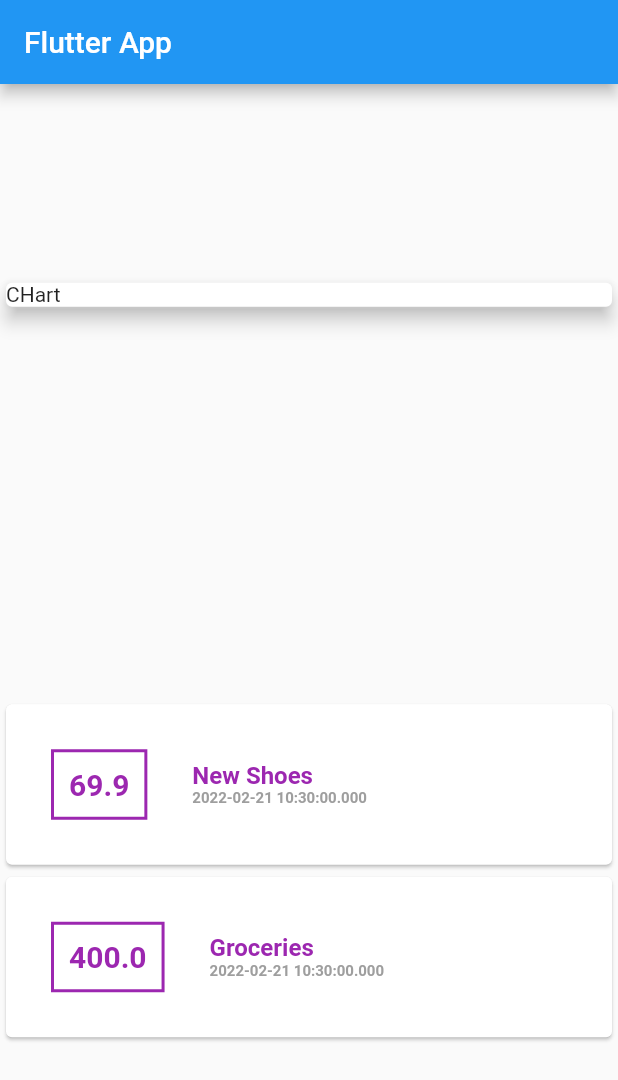
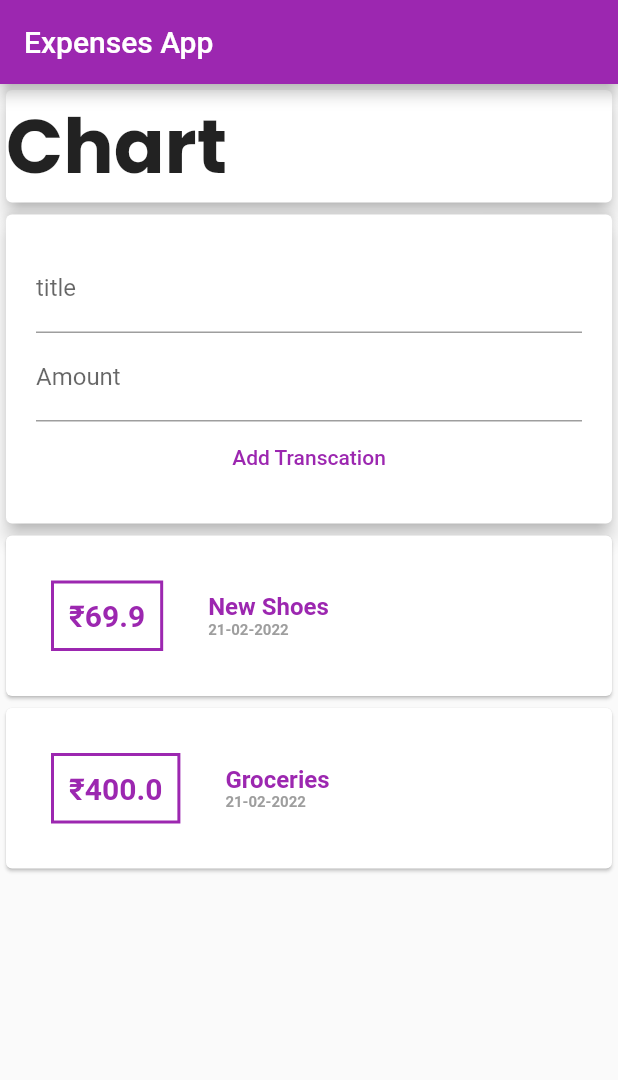
Before and after one commit to Anirudh-rao/ExpensesApp, a Flutter app: the screen it shows after launch, on a phone screen of 412 x 824 dp. Shown: the top 1080 px of the screen. Run offline on Flutter 3.47's test engine with Material 2 defaults, Android fonts, the phone set to English and light mode, and no system bars; our stand-ins replace google_fonts.

Commit message:
Changes in Fonts

```diff
--- /dev/null
+++ b/lib/Widgets/new_transcation.dart
@@ -0,0 +1,37 @@
+import 'package:flutter/material.dart';
+
+class NewTransaction extends StatelessWidget {
+  final titleController = TextEditingController();
+  final amountController = TextEditingController();
+
+  @override
+  Widget build(BuildContext context) {
+    return Card(
+        elevation: 5,
+        child: Container(
+          padding: EdgeInsets.all(20),
+          child: Column(
+            //Text Field Takes in input
+            children: <Widget>[
+              TextField(
+                decoration: InputDecoration(labelText: 'title'),
+                //Controller are one more type that takes in input from keybooard
+                controller: amountController,
+              ),
+              TextField(
+                decoration: InputDecoration(labelText: 'Amount'),
+                controller: titleController,
+              ),
+              FlatButton(
+                onPressed: () {
+                  print(titleController.text);
+                  print(amountController.text);
+                },
+                child: Text('Add Transcation'),
+                textColor: Colors.purple,
+              )
+            ],
+          ),
+        ));
+  }
+}
--- /dev/null
+++ b/lib/Widgets/transcation_list.dart
@@ -0,0 +1,69 @@
+import 'package:flutter/material.dart';
+import '../models/transaction.dart';
+import 'package:intl/intl.dart';
+
+class TranscationList extends StatelessWidget {
+  final List<Transaction> transcations;
+  TranscationList(this.transcations);
+
+  @override
+  Widget build(BuildContext context) {
+    return Column(
+      //We are mapping transactions to the widget
+      //We also use tolist to ensure that the output is a list
+      //Since map() function produces a map i.e key value pair
+      children: transcations.map((tx) {
+        //Tx is a function that returns a widget
+        //in our case a Card
+        return Card(
+          //we can acess the tx values from here
+          child: Row(
+            children: <Widget>[
+              Container(
+                margin: EdgeInsets.symmetric(
+                  vertical: 30,
+                  horizontal: 30,
+                ),
+                decoration: BoxDecoration(
+                    border: Border.all(color: Colors.purple, width: 2)),
+                padding: EdgeInsets.all(10),
+                //Double needs to be converted to a String
+                child: Text(
+                  //Text Widget outputs text
+                  //$ is a reversed charecter
+                  // we can use '\'
+                  '\₹${tx.Amount}',
+                  style: TextStyle(
+                      fontWeight: FontWeight.bold,
+                      fontSize: 20,
+                      color: Colors.purple),
+                ),
+              ),
+              Column(
+                //Alligns from left to right
+
+                crossAxisAlignment: CrossAxisAlignment.start,
+                children: <Widget>[
+                  Text(
+                    tx.Title,
+                    style: TextStyle(
+                        fontSize: 16,
+                        fontWeight: FontWeight.bold,
+                        color: Colors.purple),
+                  ),
+                  Text(
+                    DateFormat('dd-MM-yyy').format(tx.date),
+                    style: TextStyle(
+                        fontSize: 10,
+                        fontWeight: FontWeight.bold,
+                        color: Colors.grey),
+                  ),
+                ],
+              )
+            ],
+          ),
+        );
+      }).toList(),
+    );
+  }
+}
--- a/lib/main.dart
+++ b/lib/main.dart
@@ -1,5 +1,8 @@
 import 'package:flutter/material.dart';
-import './transaction.dart';
+import 'package:google_fonts/google_fonts.dart';
+import '../Widgets/new_transcation.dart';
+import '../Widgets/transcation_list.dart';
+import 'Widgets/user_transactions.dart';
 
 void main() => runApp(MyApp());
 
@@ -14,81 +17,30 @@ class MyApp extends StatelessWidget {
 }
 
 class MyHomePage extends StatelessWidget {
-  final List<Transaction> transactions = [
-    Transaction(
-        id: 't1', Title: 'New Shoes', Amount: 69.90, date: DateTime.now()),
-    Transaction(id: 't2', Title: 'Groceries', Amount: 400, date: DateTime.now())
-  ];
   @override
   Widget build(BuildContext context) {
     return Scaffold(
       appBar: AppBar(
-        title: Text('Flutter App'),
+        backgroundColor: Colors.purple,
+        title: Text('Expenses App'),
       ),
       body: Column(
-        mainAxisAlignment: MainAxisAlignment.spaceAround,
+        mainAxisAlignment: MainAxisAlignment.start,
         crossAxisAlignment: CrossAxisAlignment.stretch,
         children: <Widget>[
           Container(
             width: double.infinity,
             child: Card(
-              child: Text('CHart'),
+              child: Text('Chart',
+                  style: GoogleFonts.poppins(
+                    fontWeight: FontWeight.bold,
+                    fontSize: 50,
+                  )),
               elevation: 5,
             ),
           ),
-          Column(
-            //We are mapping transactions to the widget
-            //We also use tolist to ensure that the output is a list
-            //Since map() function produces a map i.e key value pair
-            children: transactions.map((tx) {
-              //Tx is a function that returns a widget
-              //in our case a Card
-              return Card(
-                //we can acess the tx values from here
-                child: Row(
-                  children: <Widget>[
-                    Container(
-                      margin: EdgeInsets.symmetric(
-                        vertical: 30,
-                        horizontal: 30,
-                      ),
-                      decoration: BoxDecoration(
-                          border: Border.all(color: Colors.purple, width: 2)),
-                      padding: EdgeInsets.all(10),
-                      //Double needs to be converted to a String
-                      child: Text(
-                        tx.Amount.toString(),
-                        style: TextStyle(
-                            fontWeight: FontWeight.bold,
-                            fontSize: 20,
-                            color: Colors.purple),
-                      ),
-                    ),
-                    Column(
-                      //Alligns from left to right
-                      crossAxisAlignment: CrossAxisAlignment.start,
-                      children: <Widget>[
-                        Text(
-                          tx.Title,
-                          style: TextStyle(
-                              fontSize: 16,
-                              fontWeight: FontWeight.bold,
-                              color: Colors.purple),
-                        ),
-                        Text(
-                          tx.date.toString(),
-                          style: TextStyle(
-                              fontSize: 10,
-                              fontWeight: FontWeight.bold,
-                              color: Colors.grey),
-                        ),
-                      ],
-                    )
-                  ],
-                ),
-              );
-            }).toList(),
-          ),
+          //Input Area
+          UserTransactions(),
         ],
       ),
     );
--- a/pubspec.yaml
+++ b/pubspec.yaml
@@ -23,7 +23,7 @@ environment:
 dependencies:
   flutter:
     sdk: flutter
-
+  google_fonts: ^2.3.1
 
   # The following adds the Cupertino Icons font to your application.
   # Use with the CupertinoIcons class for iOS style icons.
@@ -32,7 +32,7 @@ dependencies:
 dev_dependencies:
   flutter_test:
     sdk: flutter
-
+  intl: ^0.17.0
 # For information on the generic Dart part of this file, see the
 # following page: https://dart.dev/tools/pub/pubspec
 
```
Also changed, not shown: lib/models/transaction.dart (renamed from lib/transaction.dart), pubspec.lock.
